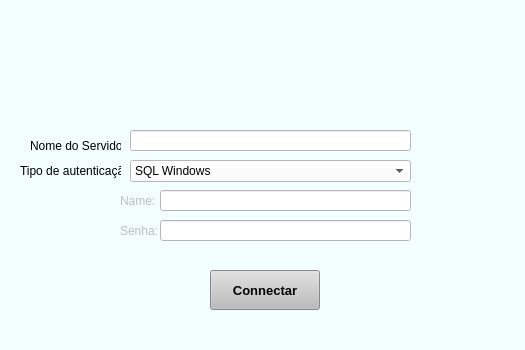
First picture: the form in SQL-login.ui, repository willianqf/Program-PIPELINE-, before the edit.
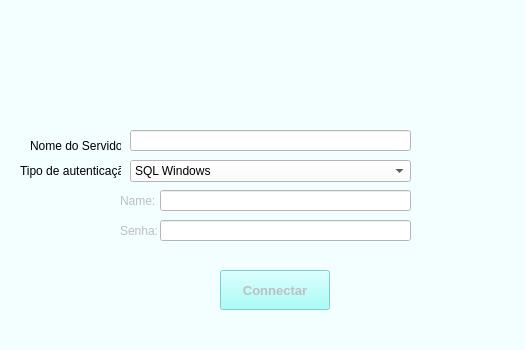
Second picture: the form after the edit. Icons and pictures are not drawn.

The edit to the form file:
```diff
--- a/SQL-login.ui
+++ b/SQL-login.ui
@@ -2,6 +2,9 @@
 <ui version="4.0">
  <class>PipeLineInicial</class>
  <widget class="QMainWindow" name="PipeLineInicial">
+  <property name="enabled">
+   <bool>true</bool>
+  </property>
   <property name="geometry">
    <rect>
     <x>0</x>
@@ -46,9 +49,12 @@
   </property>
   <widget class="QWidget" name="centralwidget">
    <widget class="QPushButton" name="Connect">
+    <property name="enabled">
+     <bool>false</bool>
+    </property>
     <property name="geometry">
      <rect>
-      <x>210</x>
+      <x>220</x>
       <y>270</y>
       <width>110</width>
       <height>40</height>
@@ -74,7 +80,7 @@
      </font>
     </property>
     <property name="styleSheet">
-     <string notr="true">background-color: rgb(188, 188, 188);</string>
+     <string notr="true">background-color: rgb(143, 255, 251);</string>
     </property>
     <property name="text">
      <string>Connectar</string>
```
